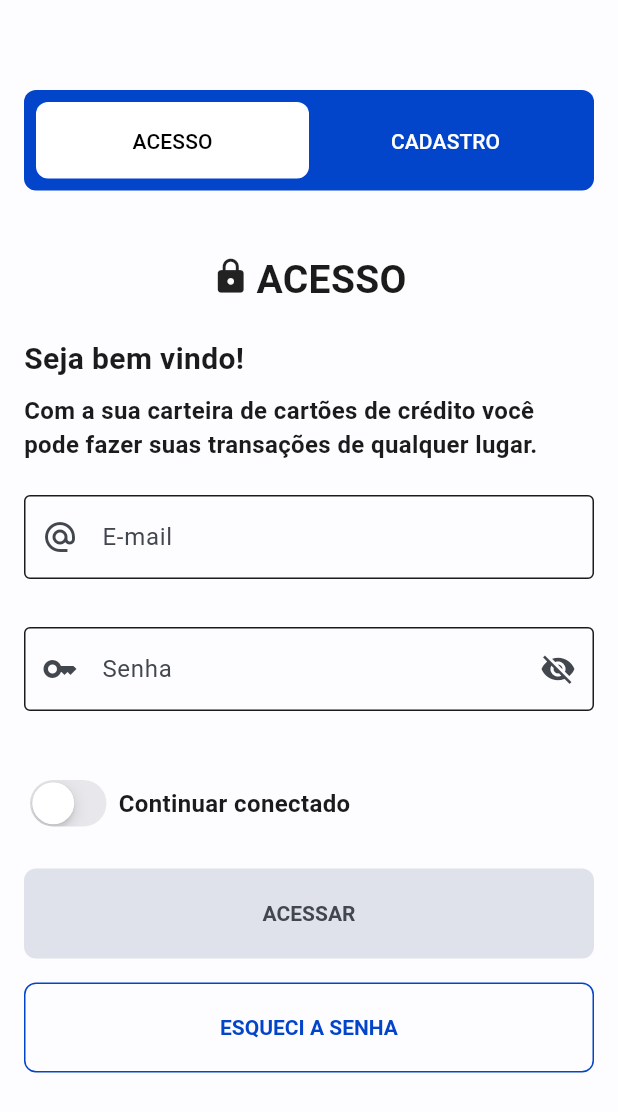
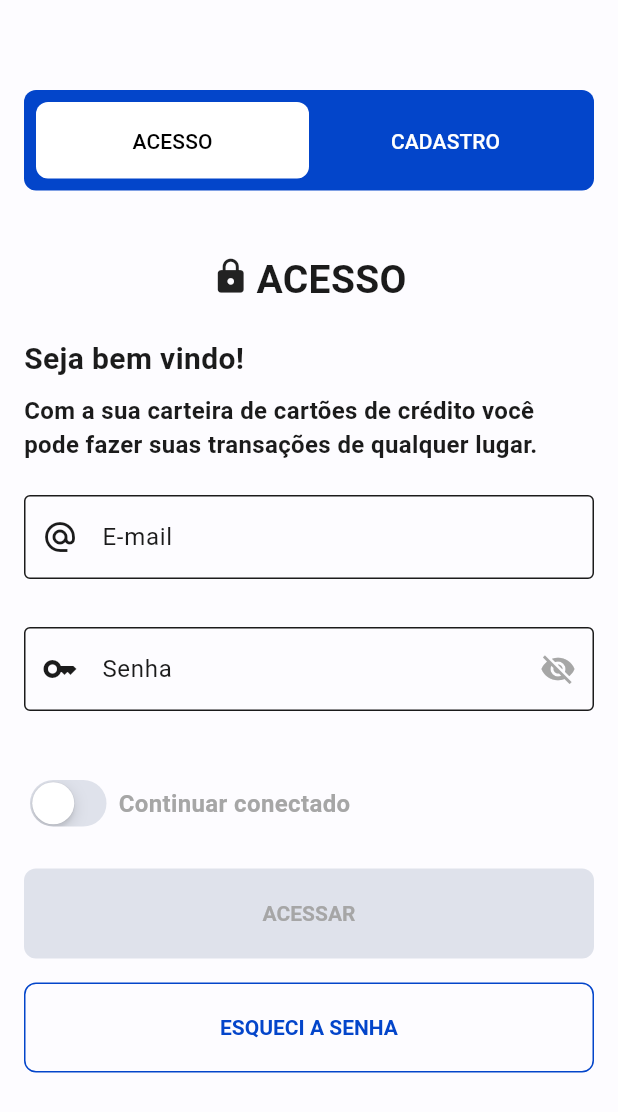
Before and after one commit to mborges18/flutter_bytebank, a Flutter app: the screen it shows after launch, on a phone screen of 412 x 824 dp. Shown: the top 1112 px of the screen. Run offline on Flutter 3.47's test engine with Material 3 defaults, Android fonts, the phone set to English and light mode, and no system bars; our stand-ins replace bloc, device_preview, flip_card, flutter_bloc, flutter_modular, flutter_svg and 1 more; missing offline and left inert: pretty_http_logger.

Commit message:
refactory colors theme

```diff
--- a/lib/core/components/buttons/button_outline.dart
+++ b/lib/core/components/buttons/button_outline.dart
@@ -1,4 +1,5 @@
 import 'package:flutter/material.dart';
+import 'package:flutter_bitybank/util/theme/theme_constants.dart';
 
 class ButtonOutline extends StatelessWidget{
 
@@ -18,9 +19,9 @@ class ButtonOutline extends StatelessWidget{
             shape: RoundedRectangleBorder(
               borderRadius: BorderRadius.circular(8),
             ),
-            side: BorderSide(color: Theme.of(context).colorScheme.primary),
+            side: BorderSide(color: context.isDarkMode ? Theme.of(context).colorScheme.onSurfaceVariant : Theme.of(context).colorScheme.primary,),
             backgroundColor: Colors.transparent,
-            foregroundColor: Theme.of(context).colorScheme.primary,
+            foregroundColor: context.isDarkMode ? Theme.of(context).colorScheme.onSurfaceVariant : Theme.of(context).colorScheme.primary,
             disabledForegroundColor: Theme.of(context).colorScheme.surfaceVariant,
             minimumSize: const Size.fromHeight(60),
             textStyle: const TextStyle(fontWeight: FontWeight.bold)),
--- a/lib/core/components/buttons/button_switch.dart
+++ b/lib/core/components/buttons/button_switch.dart
@@ -1,18 +1,25 @@
 import 'package:flutter/cupertino.dart';
 import 'package:flutter/material.dart';
+import 'package:flutter_bitybank/util/theme/theme_constants.dart';
 import '../../../util/string/strings.dart';
 
 class ButtonSwitch extends StatefulWidget {
-  const ButtonSwitch({super.key, required this.onChecked, required this.onCheckedListener});
-
   final bool onChecked;
   final Function(bool) onCheckedListener;
+
+  const ButtonSwitch({
+    super.key,
+    required this.onChecked,
+    required this.onCheckedListener,
+  });
 
   @override
   State<ButtonSwitch> createState() => _ButtonSwitchState();
 }
 
 class _ButtonSwitchState extends State<ButtonSwitch> {
+  bool onChecked = false;
+
   @override
   Widget build(BuildContext context) {
     return Padding(
@@ -20,16 +27,25 @@ class _ButtonSwitchState extends State<ButtonSwitch> {
         child: Row(
           children: [
             CupertinoSwitch(
-              activeColor: Theme.of(context).colorScheme.primary,
+              activeColor: context.isDarkMode ? Theme.of(context).colorScheme.onSurfaceVariant : Theme.of(context).colorScheme.primary,
+              trackColor: context.isDarkMode ? Theme.of(context).colorScheme.surfaceVariant : Theme.of(context).colorScheme.surfaceVariant,
               value: widget.onChecked,
               onChanged: (value) {
+                setState(() {
+                  onChecked = value;
+                });
                 widget.onCheckedListener(value);
               },
             ),
-            const Padding(
-              padding: EdgeInsets.symmetric(horizontal: 4.0),
+             Padding(
+              padding: const EdgeInsets.symmetric(horizontal: 4.0),
               child: Text(titleKeepConnected,
                   style: TextStyle(
+                      color: onChecked
+                          ? Theme.of(context).colorScheme.onSurface
+                          : context.isDarkMode
+                          ? Theme.of(context).colorScheme.onBackground
+                          : Theme.of(context).colorScheme.onSurfaceVariant,
                       fontWeight: FontWeight.bold,
                       fontSize: 16.0)),
             )
--- a/lib/core/components/inputs/input_text.dart
+++ b/lib/core/components/inputs/input_text.dart
@@ -72,12 +72,13 @@ class InputTextCustom extends State<InputText> {
               focusedBorder: OutlineInputBorder(
                 borderSide: BorderSide(
                     color: context.isDarkMode
-                        ? Colors.grey
+                        ? Theme.of(context).colorScheme.onSurface
                         : Theme.of(context).colorScheme.primary,
                     width: 0.0
                 )
               ),
               labelText: widget.textLabel,
+              labelStyle: TextStyle(color: _handlerColorIcon()),
               floatingLabelStyle: TextStyle(color: _handlerColorIcon()),
               hintText: widget.textHint,
               errorText: widget.onValidatorListener(),
@@ -109,18 +110,18 @@ class InputTextCustom extends State<InputText> {
   }
 
   Color _handlerColorIcon() {
-    var color = Theme.of(context).colorScheme.onSurfaceVariant;
+    var color = Theme.of(context).colorScheme.onBackground;
     if(isFocused) {
       color = _hasError() ? Theme.of(context).colorScheme.error : _checkDark();
     } else {
-      color = _hasError() ? Theme.of(context).colorScheme.error : Theme.of(context).colorScheme.onSurfaceVariant;
+      color = _hasError() ? Theme.of(context).colorScheme.error : Theme.of(context).colorScheme.onBackground;
     }
     return color;
   }
 
   Color _checkDark() {
-    var color = Theme.of(context).colorScheme.onSurfaceVariant;
-    color = context.isDarkMode ? Colors.grey : Theme.of(context).colorScheme.primary;
+    var color = Theme.of(context).colorScheme.onBackground;
+    color = context.isDarkMode ? Theme.of(context).colorScheme.onSurface : Theme.of(context).colorScheme.primary;
     return color;
 }
 
--- a/lib/util/theme/theme_constants.dart
+++ b/lib/util/theme/theme_constants.dart
@@ -14,7 +14,7 @@ ThemeData lightTheme = ThemeData(
         surface: Color(0xFFfdfcff),
         onSurface: Color(0xFF1b1b1b),
         surfaceVariant: Color(0xFFdfe2eb),
-        onSurfaceVariant: Color(0xFF42474e),
+        onSurfaceVariant: Color(0xffa6a6a6),
         brightness: Brightness.light
     )
 );
@@ -29,12 +29,12 @@ ThemeData darkTheme =
             onSecondary: Color(0xFF1b1b1b),
             error: Color(0xFFffb4a9),
             onError: Color(0xFF680003),
-            background: Color(0xFF1b1b1b),
-            onBackground: Color(0xff56595e),
-            surface: Color(0xFF1b1b1b),
+            background: Color(0xff343434),
+            onBackground: Color(0xff888b8f),
+            surface: Color(0xff333333),
             onSurface: Color(0xFFe2e2e6),
-            surfaceVariant: Color(0xff2d3034),
-            onSurfaceVariant: Color(0xff56595e),
+            surfaceVariant: Color(0xff3c3e42),
+            onSurfaceVariant: Color(0xffa6a6a6),
             brightness: Brightness.dark
         )
     );
```
